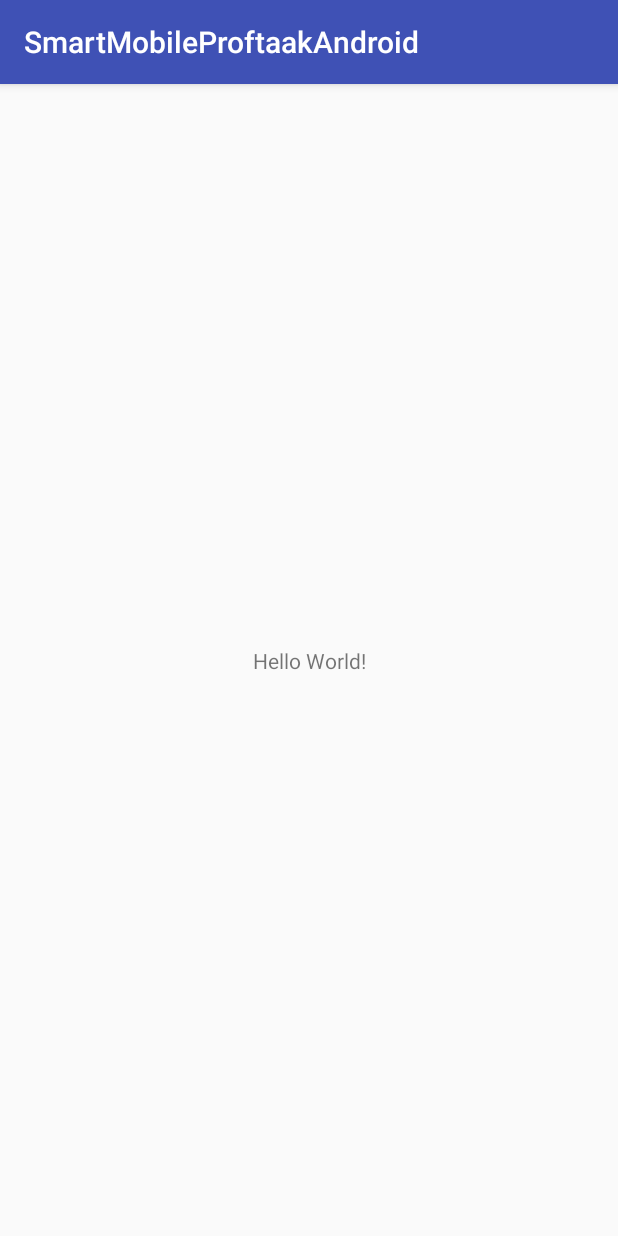
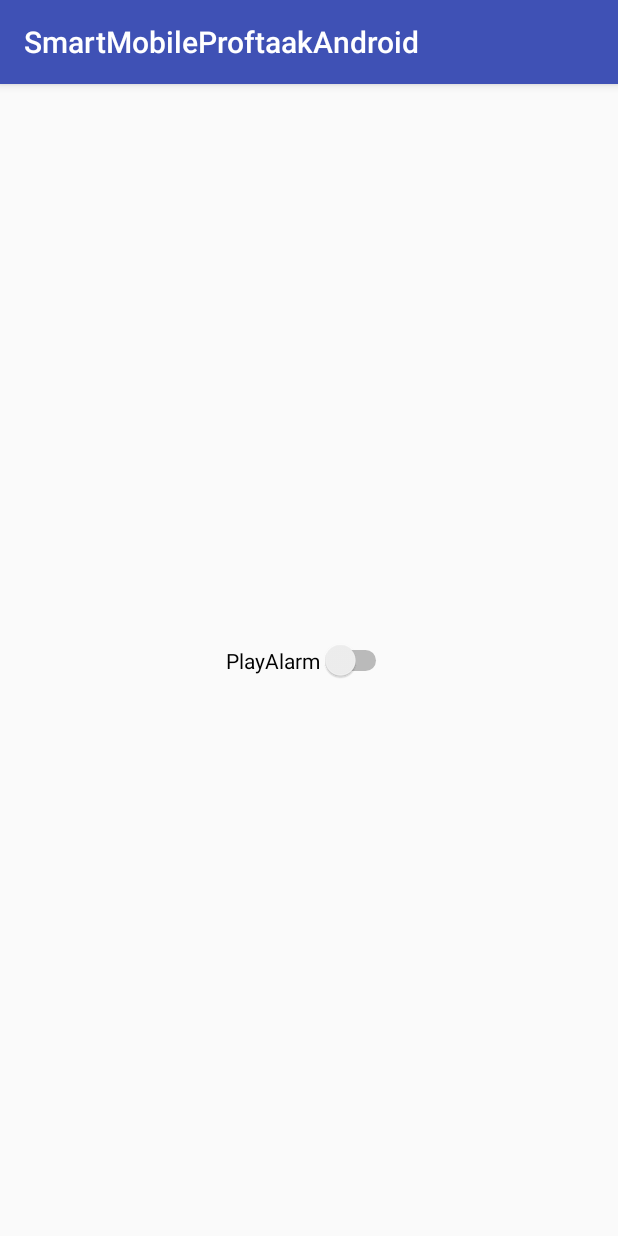
Before and after one commit to Kennyproz/SmartMobileProftaakAndroid, an Android app: the screen it shows after launch (MainActivity), on a phone screen of 412 x 824 dp. Run offline under Robolectric (Android 15) with nearby library versions, the light colour scheme and no system bars.

Commit message:
Added playing music and vibrator services

```diff
--- a/mobile/src/main/AndroidManifest.xml
+++ b/mobile/src/main/AndroidManifest.xml
@@ -15,7 +15,6 @@
         <activity android:name=".MainActivity">
             <intent-filter>
                 <action android:name="android.intent.action.MAIN" />
-
                 <category android:name="android.intent.category.LAUNCHER" />
             </intent-filter>
         </activity>
--- a/mobile/src/main/java/com/example/ken/smartmobileproftaakandroid/Hardware.java
+++ b/mobile/src/main/java/com/example/ken/smartmobileproftaakandroid/Hardware.java
@@ -35,5 +35,8 @@ public class Hardware {
         mediaPlayer.start();
     }
 
+    public void stopMedia() {mediaPlayer.stop();}
+
+    public void pauseMedia() {mediaPlayer.pause();}
 
 }
--- a/mobile/src/main/java/com/example/ken/smartmobileproftaakandroid/MainActivity.java
+++ b/mobile/src/main/java/com/example/ken/smartmobileproftaakandroid/MainActivity.java
@@ -3,16 +3,56 @@ package com.example.ken.smartmobileproftaakandroid;
 import android.media.MediaPlayer;
 import android.support.v7.app.AppCompatActivity;
 import android.os.Bundle;
+import android.view.View;
+import android.widget.Switch;
+import android.widget.Toast;
 
 public class MainActivity extends AppCompatActivity {
+    Hardware hardware;
+    Switch mediaSwitch;
 
     @Override
     protected void onCreate(Bundle savedInstanceState) {
         super.onCreate(savedInstanceState);
         setContentView(R.layout.activity_main);
-        final MediaPlayer mp = MediaPlayer.create(this,R.raw.alarm);
-        // Hardware hardware = new Hardware(this,mp);
-        // hardware.startMedia();
+
+        initialize();
+
+    }
+    @Override
+    public void onPause() {
+        super.onPause();
+        hardware.stopMedia();
+
+    }
+
+    public void playMediaPlayer(View view){
+       if (mediaSwitch.isChecked())
+       {
+           alarm(true);
+       }
+       else {
+           alarm(false);
+       }
+    }
+
+    public boolean alarm (Boolean bool){
+        if (bool){
+            hardware.startMedia();
+            Toast.makeText(this, "Alarm started", Toast.LENGTH_SHORT).show();
+         return true;
+        }
+        else {
+            hardware.pauseMedia();
+            Toast.makeText(this, "Alarm paused", Toast.LENGTH_SHORT).show();
+            return false;
+        }
+    }
+
+    public void initialize(){
+        MediaPlayer mp = MediaPlayer.create(this,R.raw.alarm);
+        hardware = new Hardware(this,mp);
+        mediaSwitch = (Switch)findViewById(R.id.swMediaPlayer);
     }
 
 }
--- a/mobile/src/main/res/layout/activity_main.xml
+++ b/mobile/src/main/res/layout/activity_main.xml
@@ -6,13 +6,18 @@
     android:layout_height="match_parent"
     tools:context="com.example.ken.smartmobileproftaakandroid.MainActivity">
 
-    <TextView
+    <Switch
+        android:id="@+id/swMediaPlayer"
         android:layout_width="wrap_content"
         android:layout_height="wrap_content"
-        android:text="Hello World!"
+        android:layout_marginBottom="8dp"
+        android:layout_marginEnd="8dp"
+        android:layout_marginStart="8dp"
+        android:layout_marginTop="8dp"
+        android:onClick="playMediaPlayer"
+        android:text="PlayAlarm"
         app:layout_constraintBottom_toBottomOf="parent"
-        app:layout_constraintLeft_toLeftOf="parent"
-        app:layout_constraintRight_toRightOf="parent"
+        app:layout_constraintEnd_toEndOf="parent"
+        app:layout_constraintStart_toStartOf="parent"
         app:layout_constraintTop_toTopOf="parent" />
-
 </android.support.constraint.ConstraintLayout>
```
